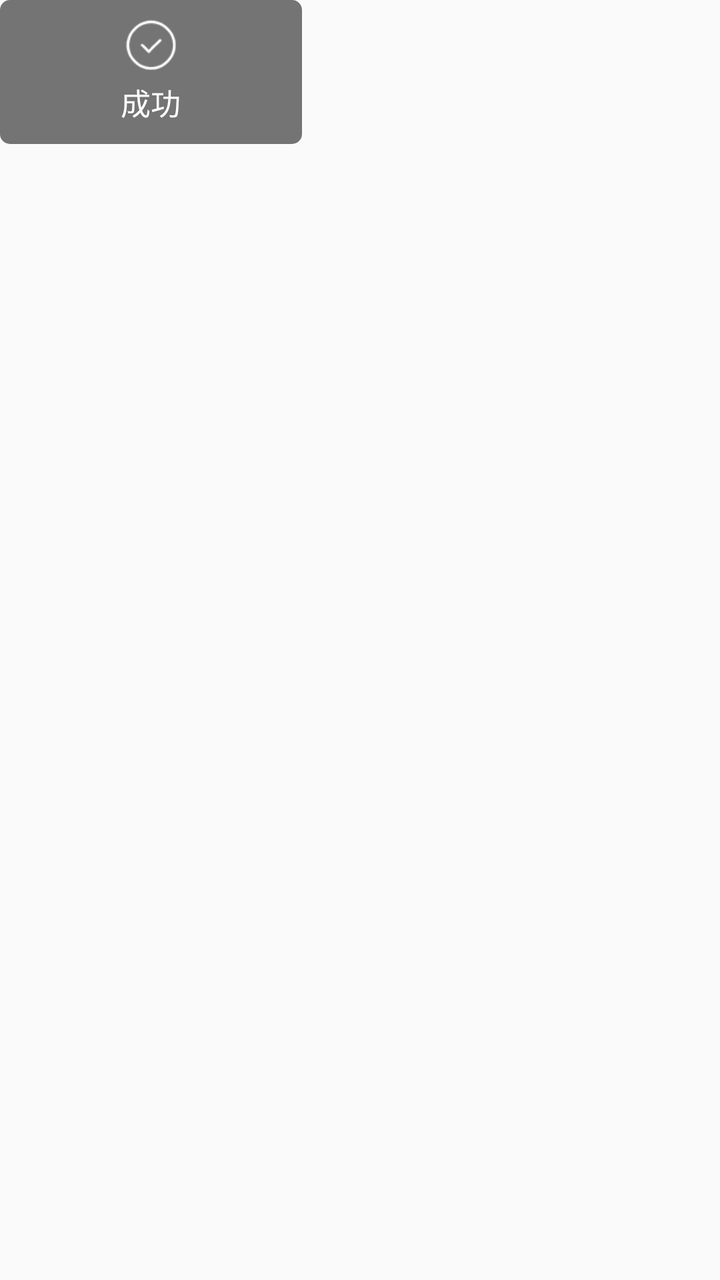
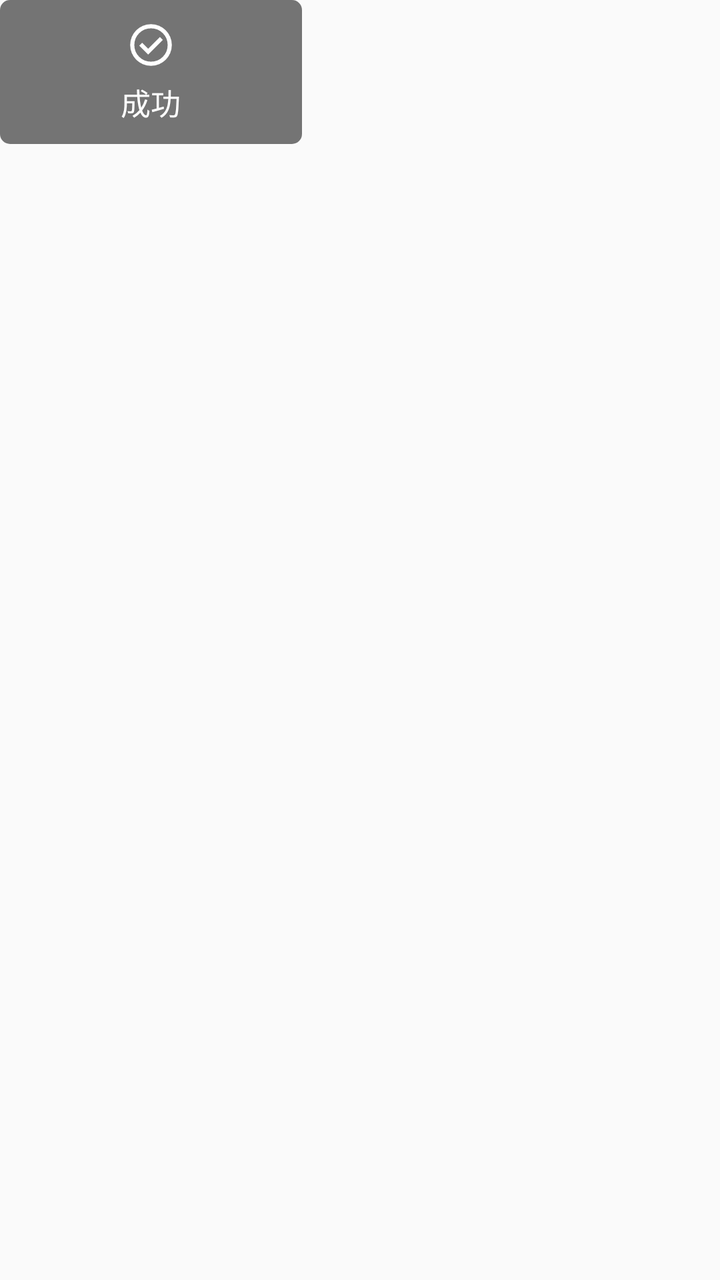

Before-and-after screenshots of an Android layout around one commit, followed by the original layout XML and the change that was made.
<!-- AndroidManifest.xml: another module's application theme AppTheme -->
<!-- res/layout/toast_info_layout.xml -->
<?xml version="1.0" encoding="utf-8"?>
<RelativeLayout
    xmlns:android="http://schemas.android.com/apk/res/android"
    android:orientation="vertical"
    android:layout_width="match_parent"
    android:layout_height="match_parent">

    <RelativeLayout
        android:layout_width="151dp"
        android:layout_height="wrap_content"
        android:background="@drawable/toast_info_bg"
        android:paddingLeft="20dp"
        android:paddingRight="20dp"
        android:paddingTop="10dp"
        android:paddingBottom="10dp"
        android:layout_alignParentTop="true"
        android:layout_alignParentLeft="true"
        android:layout_alignParentStart="true">

        <LinearLayout
            android:layout_width="match_parent"
            android:layout_height="wrap_content"
            android:gravity="center"
            android:layout_centerInParent="true"
            android:orientation="vertical">

            <ImageView
                android:id="@+id/hint_image"
                android:layout_width="25dp"
                android:layout_height="25dp"
                android:layout_marginLeft="5dp"
                android:layout_marginRight="5dp"
                android:src="@mipmap/toast_success"/>

            <TextView
                android:id="@+id/hint_text"
                android:layout_width="match_parent"
                android:layout_height="wrap_content"
                android:layout_marginTop="5dp"
                android:textSize="15sp"
                android:textColor="#fff"
                android:gravity="center"
                android:text="成功"/>

        </LinearLayout>
    </RelativeLayout>

</RelativeLayout>
<!-- resources referenced by this layout -->
<resources>
  <!-- drawable toast_info_bg (drawable) -->
  <?xml version="1.0" encoding="utf-8"?>
  <shape xmlns:android="http://schemas.android.com/apk/res/android">
  
      <solid android:color="#8000"/>
      <corners android:radius="5dp"/>
  </shape>
  <!-- mipmap toast_success: png bitmap (mipmap-xhdpi, 4143 bytes) -->
  <style name="AppTheme" parent="Theme.AppCompat.Light.DarkActionBar">
          
          <item name="colorPrimary">@color/colorPrimary</item>
          <item name="colorPrimaryDark">@color/colorPrimaryDark</item>
          <item name="colorAccent">@color/colorAccent</item>
      </style>
  <color name="colorPrimary">#008577</color>
  <color name="colorPrimaryDark">#00574B</color>
  <color name="colorAccent">#D81B60</color>
</resources>

<!-- the commit's change to res/layout/toast_info_layout.xml (unified diff, before → after) -->
@@ -30,7 +30,7 @@
                 android:layout_height="25dp"
                 android:layout_marginLeft="5dp"
                 android:layout_marginRight="5dp"
-                android:src="@mipmap/toast_success"/>
+                android:src="@drawable/google_success"/>
 
             <TextView
                 android:id="@+id/hint_text"
<!-- resource entries referenced after the edit -->
@@ -1,5 +1,15 @@
 <!-- resources referenced by this layout -->
 <resources>
+  <!-- drawable google_success (drawable) -->
+  <vector xmlns:android="http://schemas.android.com/apk/res/android"
+      android:width="48dp"
+      android:height="48dp"
+      android:viewportWidth="960"
+      android:viewportHeight="960">
+    <path
+        android:pathData="m424,664 l282,-282 -56,-56 -226,226 -114,-114 -56,56 170,170ZM480,880q-83,0 -156,-31.5T197,763q-54,-54 -85.5,-127T80,480q0,-83 31.5,-156T197,197q54,-54 127,-85.5T480,80q83,0 156,31.5T763,197q54,54 85.5,127T880,480q0,83 -31.5,156T763,763q-54,54 -127,85.5T480,880ZM480,800q134,0 227,-93t93,-227q0,-134 -93,-227t-227,-93q-134,0 -227,93t-93,227q0,134 93,227t227,93ZM480,480Z"
+        android:fillColor="#fff"/>
+  </vector>
   <!-- drawable toast_info_bg (drawable) -->
   <?xml version="1.0" encoding="utf-8"?>
   <shape xmlns:android="http://schemas.android.com/apk/res/android">
@@ -7,7 +17,6 @@
       <solid android:color="#8000"/>
       <corners android:radius="5dp"/>
   </shape>
-  <!-- mipmap toast_success: png bitmap (mipmap-xhdpi, 4143 bytes) -->
   <style name="AppTheme" parent="Theme.AppCompat.Light.DarkActionBar">
           
           <item name="colorPrimary">@color/colorPrimary</item>
